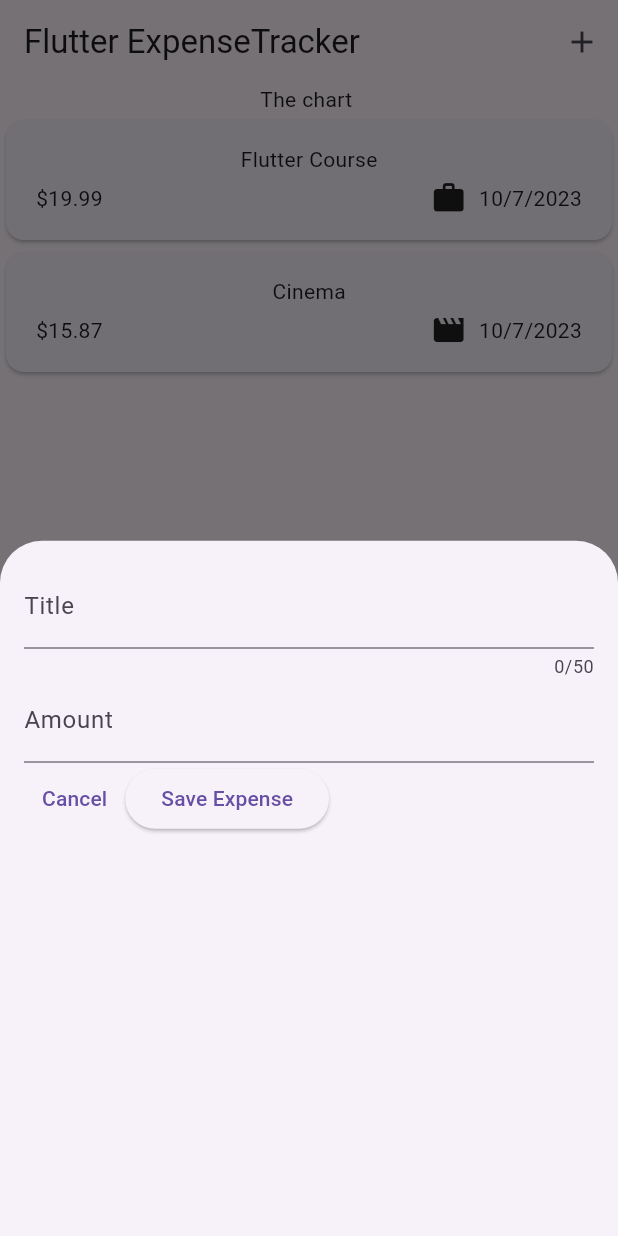
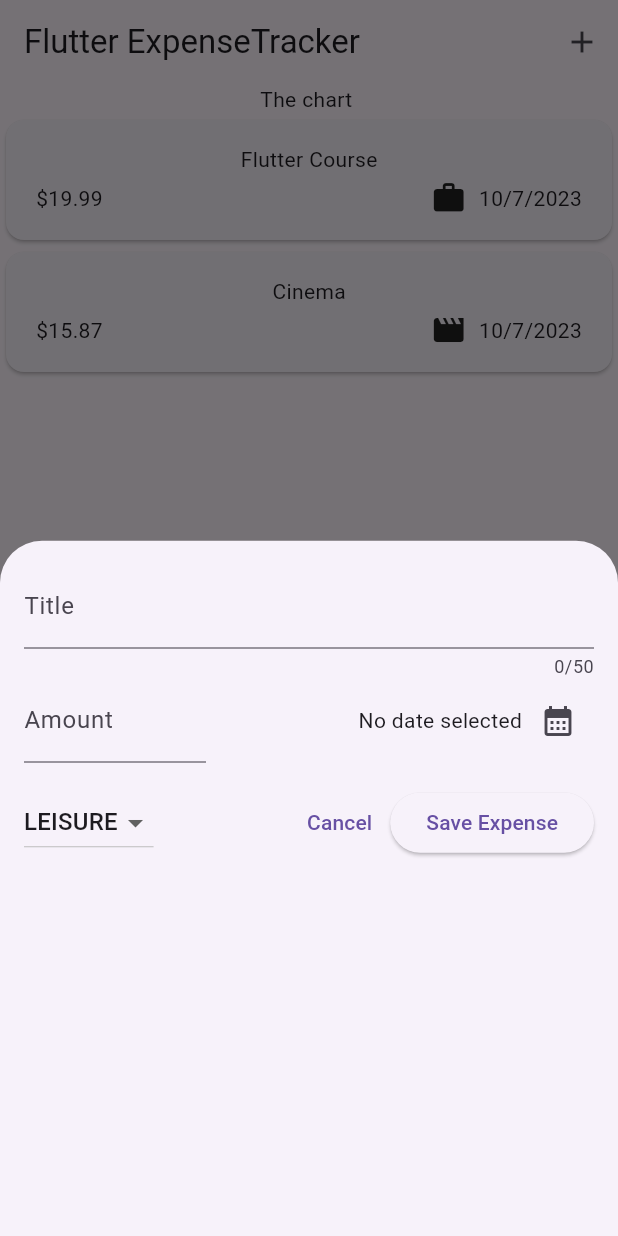
Before and after one commit to CristianoLourenco/expensive_tracker_app, a Flutter app: the screen it shows after launch, after a tap on the "add" icon, on a phone screen of 412 x 824 dp. Run offline on Flutter 3.47's test engine with Material 2 defaults, Android fonts, the light colour scheme and no system bars.

Commit message:
making datePicker works

```diff
--- a/lib/models/expense_model.dart
+++ b/lib/models/expense_model.dart
@@ -7,7 +7,7 @@
 // work with enum is a safety wey to make sure that we wont get the rong values
 enum Category { food, travel, leisure, work }
 
-final _formatter = DateFormat.yMd();
+final formatter = DateFormat.yMd();
 
 const _categoryIcons = <Category, IconData>{
   Category.food: Icons.lunch_dining,
@@ -35,6 +35,6 @@
   }
 
   String get formatedDate {
-    return _formatter.format(date);
+    return formatter.format(date);
   }
 }
--- a/lib/widgets/new_expense.dart
+++ b/lib/widgets/new_expense.dart
@@ -1,4 +1,5 @@
 import 'package:flutter/material.dart';
+import 'package:expensive_tracker_app/models/expense_model.dart';
 
 class NewExpense extends StatefulWidget {
   const NewExpense({super.key});
@@ -10,6 +11,24 @@
 class _NewExpenseState extends State<NewExpense> {
   final _titleController = TextEditingController();
   final _amountController = TextEditingController();
+  DateTime? _selectedDate;
+  Category _selectedCategory = Category.leisure;
+
+  void _onDateTimePickerPressed() async {
+    // TODO: dateTimePicker
+    final now = DateTime.now();
+    final firstDate = DateTime(now.year - 1, now.month, now.day);
+    final pickedDate = await showDatePicker(
+      context: context,
+      initialDate: now,
+      firstDate: firstDate,
+      lastDate: now,
+    );
+
+    setState(() {
+      _selectedDate = pickedDate;
+    });
+  }
 
   @override
   void dispose() {
@@ -31,7 +50,10 @@
               label: Text('Title'),
             ),
           ),
-          TextField(
+          Row(
+            children: [
+              Expanded(
+                child: TextField(
                   controller: _amountController,
                   keyboardType: TextInputType.number,
                   decoration: const InputDecoration(
@@ -39,8 +61,53 @@
                     label: Text('Amount'),
                   ),
                 ),
+              ),
+              const SizedBox(width: 16),
+              Expanded(
+                flex: 2,
+                child: Row(
+                  mainAxisAlignment: MainAxisAlignment.end,
+                  crossAxisAlignment: CrossAxisAlignment.center,
+                  children: <Widget>[
+                    Text(
+                      _selectedDate == null
+                          ? 'No date selected'
+                          : formatter.format(
+                              _selectedDate!,
+                            ),
+                    ),
+                    IconButton(
+                      onPressed: _onDateTimePickerPressed,
+                      icon: const Icon(Icons.calendar_month),
+                    )
+                  ],
+                ),
+              )
+            ],
+          ),
+          const SizedBox(height: 16),
           Row(
             children: <Widget>[
+              DropdownButton(
+                value: _selectedCategory,
+                items: Category.values
+                    .map(
+                      (category) => DropdownMenuItem(
+                        value: category,
+                        child: Text(category.name.toUpperCase()),
+                      ),
+                    )
+                    .toList(),
+                onChanged: (value) {
+                  if (value == null) {
+                    return;
+                  }
+                  setState(() {
+                    _selectedCategory = value;
+                  });
+                },
+              ),
+              const Spacer(),
               TextButton(
                 onPressed: () => Navigator.pop(context),
                 child: const Text('Cancel'),
```
Lines whose indentation alone changed are shown as unchanged.
